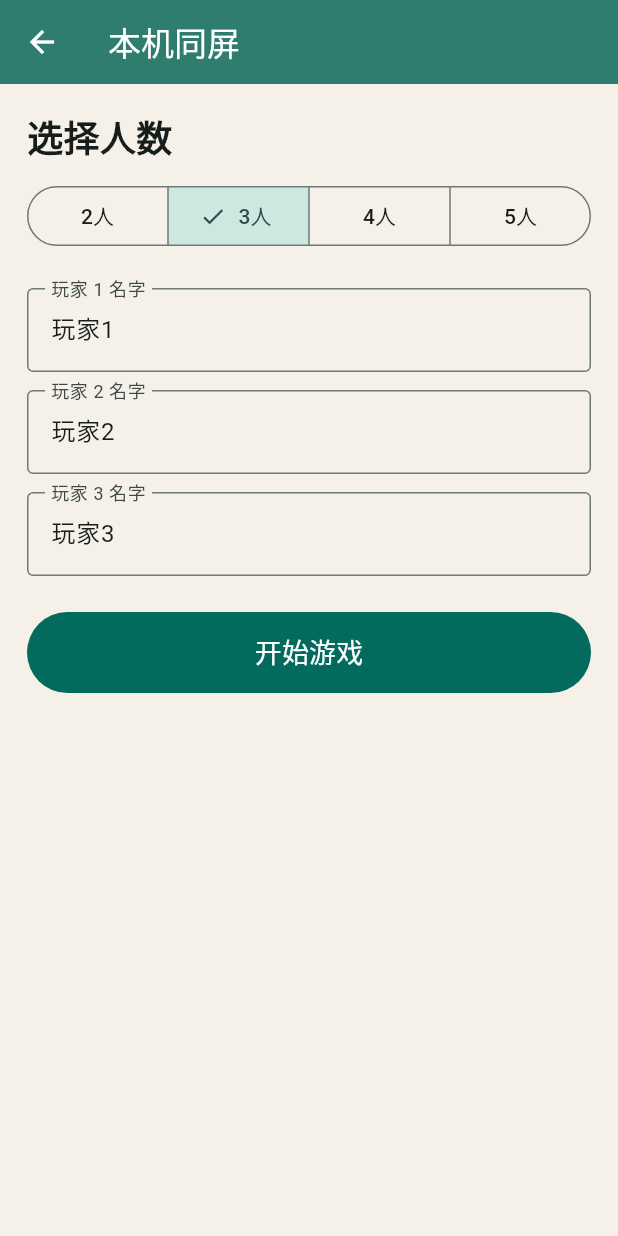
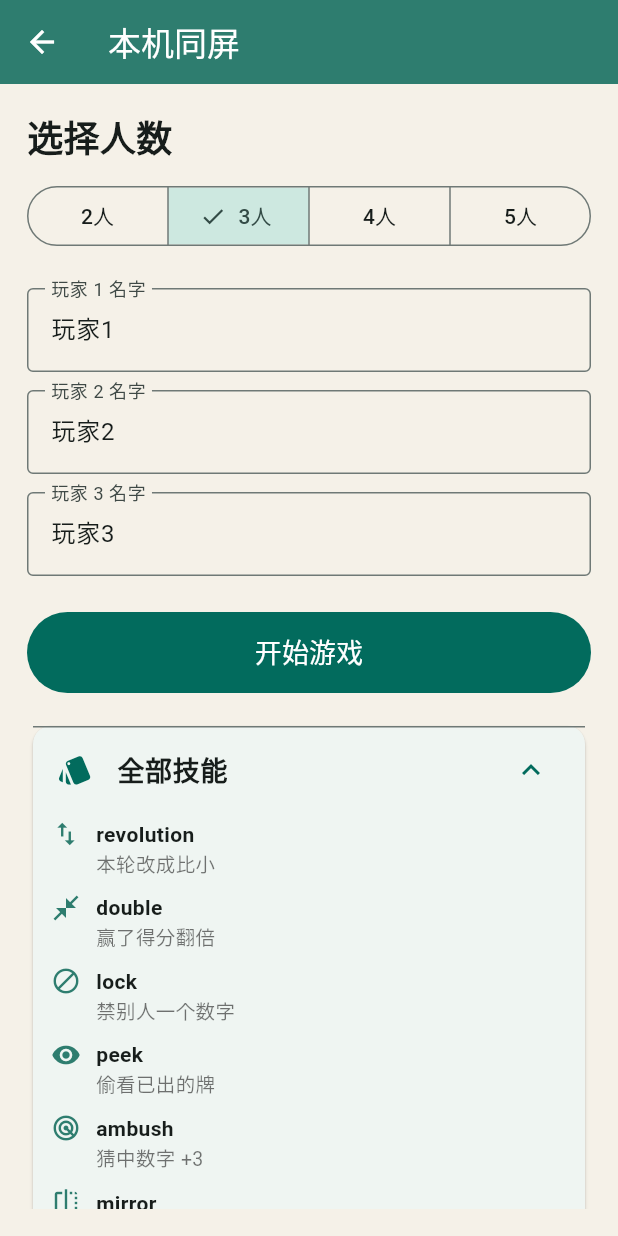
Before and after one commit to wzy884736285/jiupaiduofen, a Flutter app: the screen it shows after launch, after a tap on "本机同屏游戏", on a phone screen of 412 x 824 dp. Run offline on Flutter 3.47's test engine with Material 3 defaults, Android fonts, the phone set to English and light mode, and no system bars; our stand-ins replace supabase_flutter; accounts and stored records are empty.

Commit message:
Show full skill catalog

```diff
--- a/lib/main.dart
+++ b/lib/main.dart
@@ -108,7 +108,7 @@ const skillDefinitions = {
   'loan': SkillDefinition(
     id: 'loan',
     name: 'loan',
-    description: '立刻 +6，后扣',
+    description: '立刻 +6，之后3轮各扣2',
     icon: Icons.payments,
   ),
   'last_word': SkillDefinition(
@@ -1050,6 +1050,8 @@ class _GamePageState extends State<GamePage> {
             child: Text('开始游戏', style: TextStyle(fontSize: 18)),
           ),
         ),
+        const SizedBox(height: 18),
+        buildSkillCatalogPanel(),
       ],
     );
   }
@@ -1306,9 +1308,21 @@ Widget buildSkillHandPanel({
       child: Column(
         crossAxisAlignment: CrossAxisAlignment.start,
         children: [
-          const Text(
-            '技能牌',
-            style: TextStyle(fontSize: 18, fontWeight: FontWeight.bold),
+          Row(
+            children: [
+              const Text(
+                '技能牌',
+                style: TextStyle(fontSize: 18, fontWeight: FontWeight.bold),
+              ),
+              const Spacer(),
+              Builder(
+                builder: (context) => TextButton.icon(
+                  onPressed: () => showSkillCatalogDialog(context),
+                  icon: const Icon(Icons.help_outline, size: 18),
+                  label: const Text('全部技能'),
+                ),
+              ),
+            ],
           ),
           const SizedBox(height: 8),
           Wrap(
@@ -1384,7 +1398,8 @@ Widget buildSkillButton({
           const SizedBox(height: 3),
           Text(
             description,
-            overflow: TextOverflow.ellipsis,
+            maxLines: 2,
+            overflow: TextOverflow.fade,
             style: TextStyle(
               fontSize: 12,
               color: textColor.withValues(alpha: 0.75),
@@ -1393,6 +1408,80 @@ Widget buildSkillButton({
         ],
       ),
     ),
+  );
+}
+
+Future<void> showSkillCatalogDialog(BuildContext context) {
+  return showDialog<void>(
+    context: context,
+    builder: (context) => AlertDialog(
+      title: const Text('全部技能'),
+      content: SizedBox(
+        width: 420,
+        child: SingleChildScrollView(child: buildSkillCatalogList()),
+      ),
+      actions: [
+        FilledButton(
+          onPressed: () => Navigator.of(context).pop(),
+          child: const Text('知道了'),
+        ),
+      ],
+    ),
+  );
+}
+
+Widget buildSkillCatalogPanel() {
+  return Card(
+    child: ExpansionTile(
+      initiallyExpanded: true,
+      leading: const Icon(Icons.style),
+      title: const Text(
+        '全部技能',
+        style: TextStyle(fontSize: 18, fontWeight: FontWeight.bold),
+      ),
+      childrenPadding: const EdgeInsets.fromLTRB(12, 0, 12, 12),
+      children: [buildSkillCatalogList()],
+    ),
+  );
+}
+
+Widget buildSkillCatalogList() {
+  return Column(
+    children: [
+      for (final skillId in skillDeck)
+        Padding(
+          padding: const EdgeInsets.symmetric(vertical: 5),
+          child: Row(
+            crossAxisAlignment: CrossAxisAlignment.start,
+            children: [
+              Icon(
+                skillDefinitions[skillId]!.icon,
+                size: 20,
+                color: const Color(0xFF2E7D6F),
+              ),
+              const SizedBox(width: 10),
+              Expanded(
+                child: Column(
+                  crossAxisAlignment: CrossAxisAlignment.start,
+                  children: [
+                    Text(
+                      skillDefinitions[skillId]!.name,
+                      style: const TextStyle(fontWeight: FontWeight.w700),
+                    ),
+                    Text(
+                      skillDefinitions[skillId]!.description,
+                      style: const TextStyle(
+                        fontSize: 13,
+                        color: Colors.black54,
+                      ),
+                    ),
+                  ],
+                ),
+              ),
+            ],
+          ),
+        ),
+    ],
   );
 }
 
@@ -2857,6 +2946,8 @@ class _OnlineGamePageState extends State<OnlineGamePage> {
           )
         else
           const Text('等待房主开始游戏', style: TextStyle(fontSize: 18)),
+        const SizedBox(height: 18),
+        buildSkillCatalogPanel(),
       ],
     );
   }
```
Also changed, not shown: docs/assets/fonts/MaterialIcons-Regular.otf, 2 other files.
